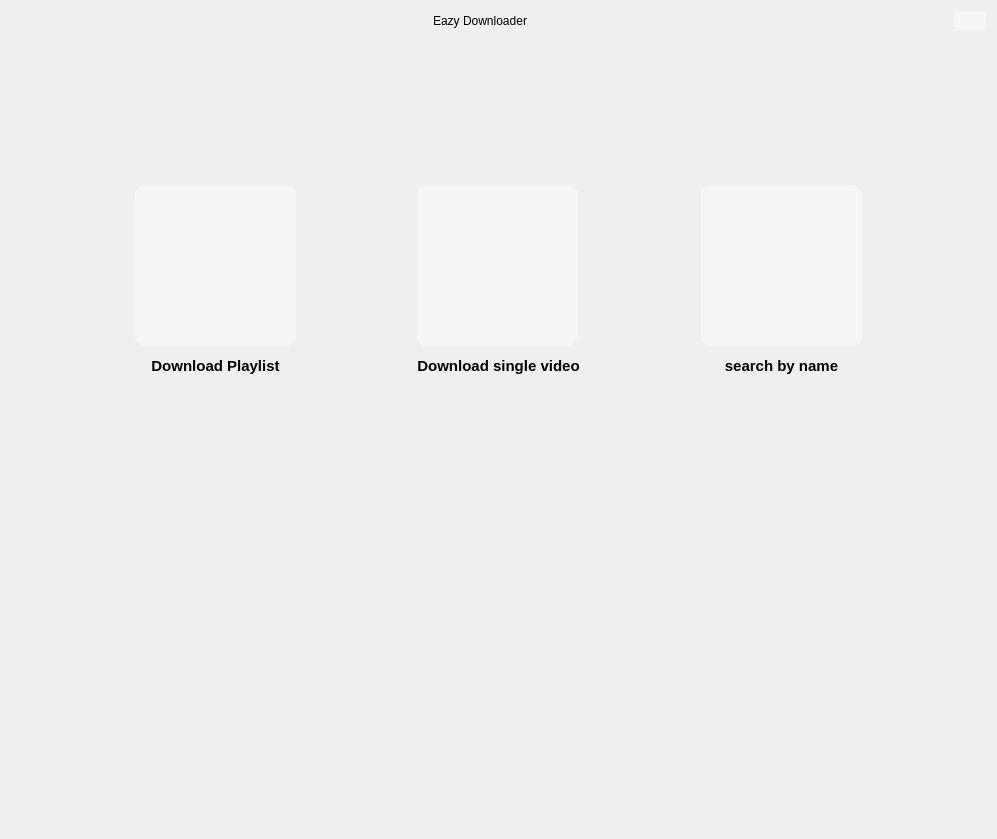
First picture: the form in forms/main_view.ui, repository Abdel-RahmanSaied/Eazy_Downloader, before the edit.
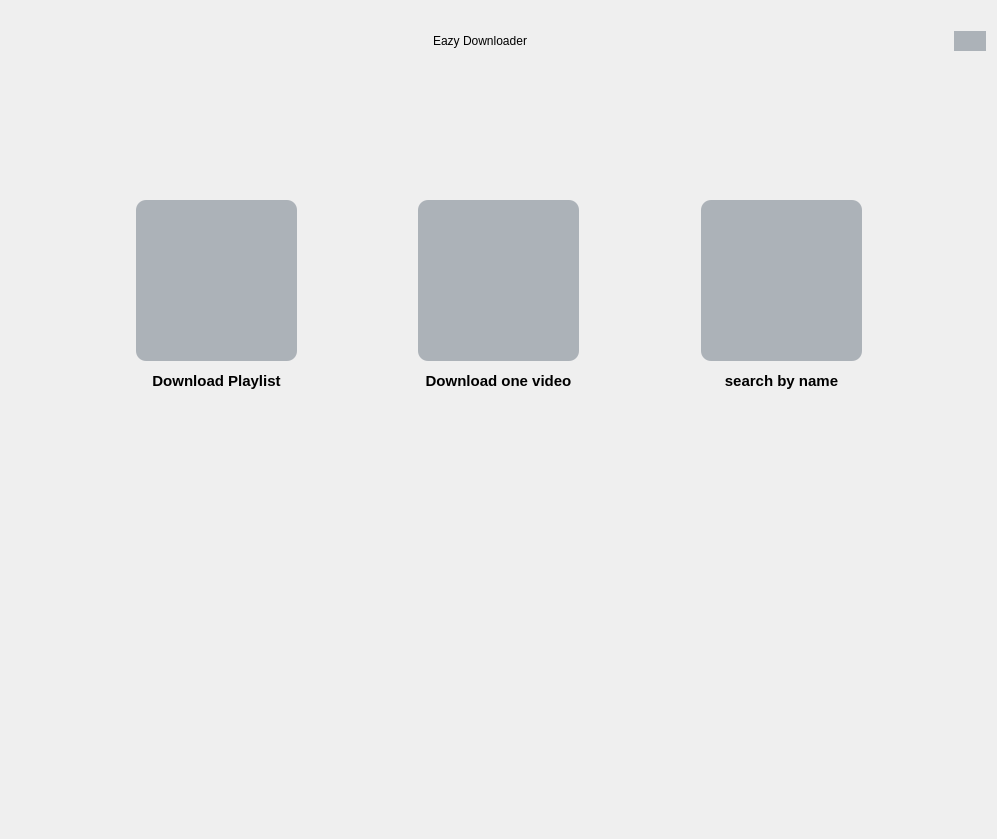
Second picture: the form after the edit. Icons and pictures are not drawn.

```diff
--- a/forms/main_view.ui
+++ b/forms/main_view.ui
@@ -72,7 +72,7 @@
 }
 
 QPushButton{
-	background-color: rgb(255, 255, 255,100);
+	background-color:rgba(69,83,100,100 );
 }
 
 QFrame {
@@ -83,96 +83,23 @@
 </string>
   </property>
   <layout class="QGridLayout" name="gridLayout_2">
-   <item row="0" column="0" colspan="2">
-    <layout class="QHBoxLayout" name="horizontalLayout_4">
-     <item>
-      <spacer name="horizontalSpacer_6">
-       <property name="orientation">
-        <enum>Qt::Horizontal</enum>
-       </property>
-       <property name="sizeHint" stdset="0">
-        <size>
-         <width>40</width>
-         <height>20</height>
-        </size>
-       </property>
-      </spacer>
-     </item>
-     <item>
-      <widget class="QLabel" name="label_4">
-       <property name="styleSheet">
-        <string notr="true">font: 20pt &quot;Acumin Pro&quot;;
-
- border-radius: 7px;
-</string>
-       </property>
-       <property name="text">
-        <string>Eazy Downloader</string>
-       </property>
-       <property name="alignment">
-        <set>Qt::AlignCenter</set>
-       </property>
-      </widget>
-     </item>
-     <item>
-      <spacer name="horizontalSpacer_7">
-       <property name="orientation">
-        <enum>Qt::Horizontal</enum>
-       </property>
-       <property name="sizeHint" stdset="0">
-        <size>
-         <width>35</width>
-         <height>20</height>
-        </size>
-       </property>
-      </spacer>
-     </item>
-     <item>
-      <widget class="QPushButton" name="pushButton">
-       <property name="maximumSize">
-        <size>
-         <width>40</width>
-         <height>40</height>
-        </size>
-       </property>
-       <property name="styleSheet">
-        <string notr="true"> border-radius: 12px;
-</string>
-       </property>
-       <property name="text">
-        <string/>
-       </property>
-       <property name="icon">
-        <iconset resource="app_resources.qrc">
-         <normaloff>:/icons/images/question.png</normaloff>:/icons/images/question.png</iconset>
-       </property>
-       <property name="iconSize">
-        <size>
-         <width>30</width>
-         <height>30</height>
-        </size>
-       </property>
-      </widget>
-     </item>
-    </layout>
-   </item>
-   <item row="1" column="1">
-    <spacer name="verticalSpacer_3">
+   <item row="4" column="0">
+    <spacer name="verticalSpacer">
      <property name="orientation">
       <enum>Qt::Vertical</enum>
      </property>
      <property name="sizeType">
-      <enum>QSizePolicy::Preferred</enum>
+      <enum>QSizePolicy::Expanding</enum>
      </property>
      <property name="sizeHint" stdset="0">
       <size>
        <width>20</width>
-       <height>60</height>
+       <height>322</height>
       </size>
      </property>
     </spacer>
    </item>
-   <item row="2" column="0" colspan="2">
+   <item row="3" column="0" colspan="2">
     <widget class="QFrame" name="frame">
      <property name="frameShape">
       <enum>QFrame::StyledPanel</enum>
@@ -395,7 +322,7 @@
           </property>
           <property name="maximumSize">
            <size>
-            <width>165</width>
+            <width>185</width>
             <height>16777215</height>
            </size>
           </property>
@@ -408,7 +335,7 @@
            </font>
           </property>
           <property name="text">
-           <string>Download single video</string>
+           <string>Download one video</string>
           </property>
           <property name="alignment">
            <set>Qt::AlignCenter</set>
@@ -434,12 +361,16 @@
            </size>
           </property>
           <property name="styleSheet">
-           <string notr="true">QPushButton:hover{
-    background-color: #827397;
-}
+           <string notr="true">QPushButton {
 
-QPushButton{
-	background-color: rgb(255, 255, 255,100);
+    padding: 2px;
+    font: bold 15px;
+    border-width: 6px;
+    border-radius: 10px;
+    border-color: #2752B8;
+}
+QPushButton:hover {
+    background-color: #827397;
 }</string>
           </property>
           <property name="text">
@@ -586,18 +517,107 @@
      </layout>
     </widget>
    </item>
-   <item row="3" column="0">
-    <spacer name="verticalSpacer">
+   <item row="2" column="1">
+    <spacer name="verticalSpacer_3">
      <property name="orientation">
       <enum>Qt::Vertical</enum>
      </property>
      <property name="sizeType">
-      <enum>QSizePolicy::Expanding</enum>
+      <enum>QSizePolicy::Preferred</enum>
      </property>
      <property name="sizeHint" stdset="0">
       <size>
        <width>20</width>
-       <height>322</height>
+       <height>60</height>
+      </size>
+     </property>
+    </spacer>
+   </item>
+   <item row="1" column="0" colspan="2">
+    <layout class="QHBoxLayout" name="horizontalLayout_4">
+     <item>
+      <spacer name="horizontalSpacer_6">
+       <property name="orientation">
+        <enum>Qt::Horizontal</enum>
+       </property>
+       <property name="sizeHint" stdset="0">
+        <size>
+         <width>40</width>
+         <height>20</height>
+        </size>
+       </property>
+      </spacer>
+     </item>
+     <item>
+      <widget class="QLabel" name="label_4">
+       <property name="styleSheet">
+        <string notr="true">font: 20pt &quot;Acumin Pro&quot;;
+
+ border-radius: 7px;
+</string>
+       </property>
+       <property name="text">
+        <string>Eazy Downloader</string>
+       </property>
+       <property name="alignment">
+        <set>Qt::AlignCenter</set>
+       </property>
+      </widget>
+     </item>
+     <item>
+      <spacer name="horizontalSpacer_7">
+       <property name="orientation">
+        <enum>Qt::Horizontal</enum>
+       </property>
+       <property name="sizeHint" stdset="0">
+        <size>
+         <width>35</width>
+         <height>20</height>
+        </size>
+       </property>
+      </spacer>
+     </item>
+     <item>
+      <widget class="QPushButton" name="pushButton">
+       <property name="maximumSize">
+        <size>
+         <width>40</width>
+         <height>40</height>
+        </size>
+       </property>
+       <property name="styleSheet">
+        <string notr="true"> border-radius: 12px;
+</string>
+       </property>
+       <property name="text">
+        <string/>
+       </property>
+       <property name="icon">
+        <iconset resource="app_resources.qrc">
+         <normaloff>:/icons/images/question.png</normaloff>:/icons/images/question.png</iconset>
+       </property>
+       <property name="iconSize">
+        <size>
+         <width>30</width>
+         <height>30</height>
+        </size>
+       </property>
+      </widget>
+     </item>
+    </layout>
+   </item>
+   <item row="0" column="0">
+    <spacer name="verticalSpacer_12">
+     <property name="orientation">
+      <enum>Qt::Vertical</enum>
+     </property>
+     <property name="sizeType">
+      <enum>QSizePolicy::Fixed</enum>
+     </property>
+     <property name="sizeHint" stdset="0">
+      <size>
+       <width>20</width>
+       <height>20</height>
       </size>
      </property>
     </spacer>
```
